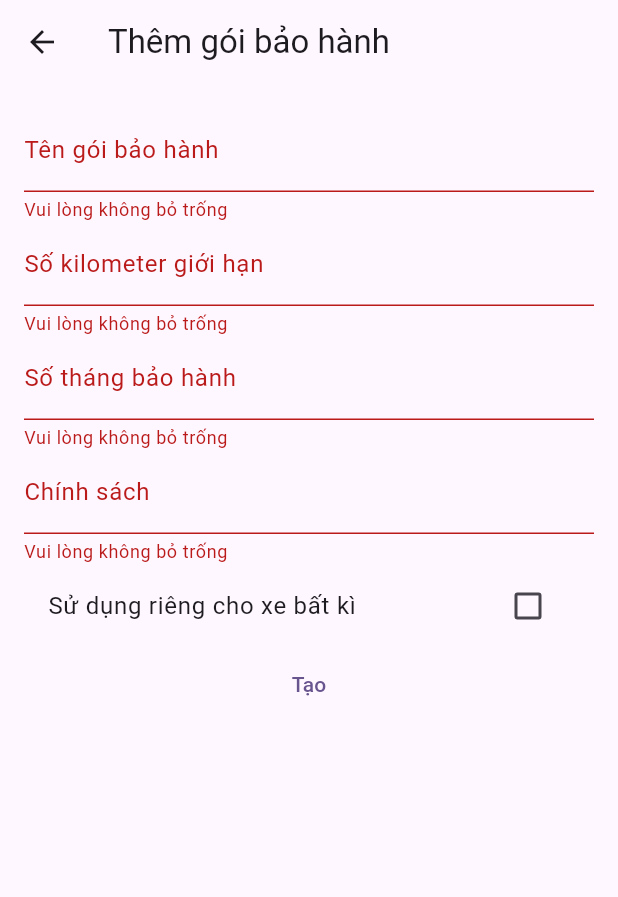
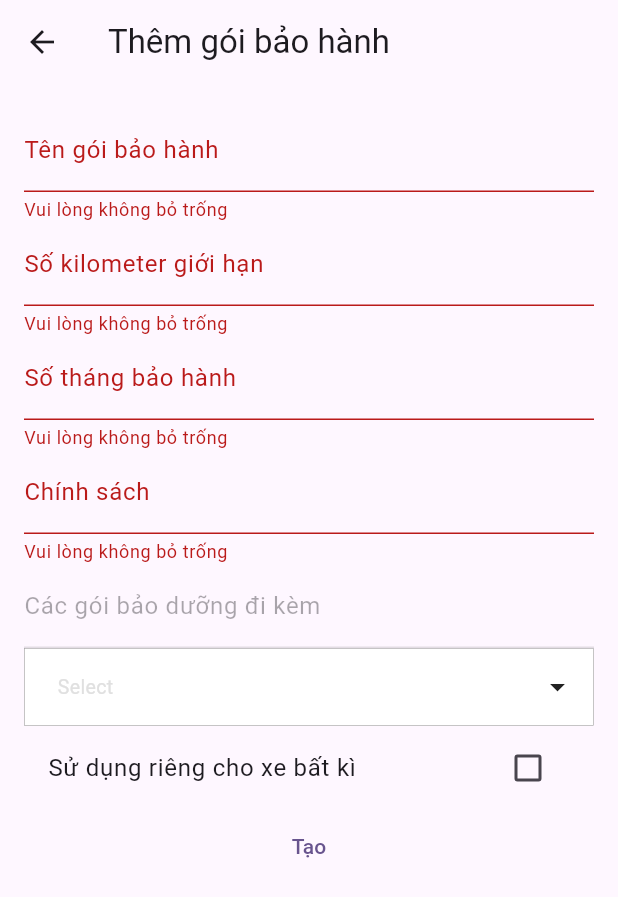
Before and after one commit to synguyencd3/KOXE-Mobile, a Flutter app: the WarrantyForm screen opened by its route, after a tap on "Tạo", on a phone screen of 412 x 824 dp. Shown: the top 897 px of the screen. Run offline on Flutter 3.47's test engine with Material 3 defaults, Android fonts, the phone set to English and light mode, and no system bars; drawn by our look-alikes of multi_dropdown; our stand-ins replace badges, carousel_slider, dotted_border, easy_debounce, easy_search_bar, file_picker and 18 more; missing offline and left inert: api_cache_manager, dart:ffi, flutter_facebook_auth, google_geocoding_api, http_retry, markdown and 2 more; accounts and stored records are empty; network calls fail; statements that could not run were skipped.

Commit message:
maintenance select

```diff
--- a/lib/config.dart
+++ b/lib/config.dart
@@ -61,6 +61,7 @@ class Config {
   static const String updateWarranty = '/warranty/update';
   static const String deleteWarranty = '/warranty/delete';
   static const String pushWarranty = '/warranty/push-warranty';
+  static const String addMaintencance = '/warranty/add-maintenance';
 
   //Google API
   static const String client_id =
--- a/lib/model/warranty_model.dart
+++ b/lib/model/warranty_model.dart
@@ -1,4 +1,6 @@
 
+
+import 'maintaince_model.dart';
 
 List<Warranty> warrantiesFromJson(dynamic str) =>
     List<Warranty>.from((str).map((x) => Warranty.fromJson(x)));
@@ -13,7 +15,10 @@ class Warranty {
   String? policy;
   String? note;
 //  Car? car;
- // Salon? salon;
+ // Salon?
+  List<MaintainceModel>? maintenance;
+
+
 
   Warranty(
       {this.warrantyId,
@@ -37,6 +42,7 @@ class Warranty {
     policy = json['policy'];
     note = json['note'];
    // salon = json['salon'] != null ? new Salon.fromJson(json['salon']) : null;
+    maintenance = maintainceFromJson(json['maintenance']);
   }
 
   Map<String, dynamic> toJson() {
@@ -48,6 +54,7 @@ class Warranty {
     data['limit_kilometer'] = this.limitKilometer ;
     data['months'] = this.months;
     data['policy'] = this.policy;
+    data['maintenance'] = this.maintenance;
    // data['carId'] = this.car?.id;
    // data['note'] = this.note;
     // if (this.salon != null) {
--- a/lib/pages/warranty/Warranty_form.dart
+++ b/lib/pages/warranty/Warranty_form.dart
@@ -1,9 +1,14 @@
+import 'dart:convert';
+
 import 'package:flutter/material.dart';
 import 'package:mobile/services/salon_service.dart';
 import 'package:mobile/services/warranty_service.dart';
+import 'package:multi_dropdown/multiselect_dropdown.dart';
 
 import '../../model/car_model.dart';
+import '../../model/maintaince_model.dart';
 import '../../model/warranty_model.dart';
+import '../../services/maintaince_service.dart';
 
 
 
@@ -37,6 +42,8 @@ class _WarrantyFormState extends State<WarrantyForm> {
  // late final _note = TextEditingController();
   bool _showDropdown = false;
   Car? _selectedCar;
+  List<MaintainceModel> maintainces = [];
+  final MultiSelectController _controller = MultiSelectController();
 
   Warranty? warranty;
 
@@ -45,6 +52,7 @@ class _WarrantyFormState extends State<WarrantyForm> {
     // TODO: implement initState
     super.initState();
     Future.delayed(Duration.zero, () {
+      getAllMaintainces();
       initWarranty();
       getCars();
     });
@@ -59,6 +67,13 @@ class _WarrantyFormState extends State<WarrantyForm> {
     });
   }
 
+  void getAllMaintainces() async {
+    List<MaintainceModel> maintaincesAPI =
+    await MaintainceService().getAllMaintainces();
+    print(maintaincesAPI.length);
+    maintainces = maintaincesAPI;
+  }
+
   void initWarranty() {
     try {
       var data = ModalRoute
@@ -67,7 +82,12 @@ class _WarrantyFormState extends State<WarrantyForm> {
           .arguments as Map;
       setState(() {
         warranty = data['warranty'];
+       // _controller.setOptions(warranty?.maintenance!.map((e) => ValueItem(label: e.name, value: e.id)).toList() ?? []);
+       _controller.setOptions(maintainces.map((e) => ValueItem(label: e.name, value: e.id)).toList());
+
+        _controller.setSelectedOptions()
       });
+      print(jsonEncode(warranty));
       _name.text = warranty?.name ?? "";
       _limitKilometers.text = warranty?.limitKilometer.toString() ?? "";
       _months.text = warranty?.months.toString() ?? "";
@@ -86,7 +106,8 @@ class _WarrantyFormState extends State<WarrantyForm> {
       policy: _policy.text,
    //   car: _selectedCar
     );
-    WarrantyService.updateWarranty(warrantyForm, warranty!.warrantyId!).then((value) {
+    var maintenanceList = _controller.selectedOptions.map((e) => e.value).toList();
+    WarrantyService.updateWarranty(warrantyForm, warranty!.warrantyId!, maintenanceList).then((value) {
       if (value!) {
         ScaffoldMessenger.of(context).showSnackBar(
             SnackBar(
@@ -116,7 +137,8 @@ class _WarrantyFormState extends State<WarrantyForm> {
      // car: _selectedCar
       //note: _note.text
     );
-    WarrantyService.NewWarranty(model).then((value) {
+    var maintenanceList = _controller.selectedOptions.map((e) => e.value).toList();
+    WarrantyService.NewWarranty(model, maintenanceList).then((value) {
       if (value!) {
         ScaffoldMessenger.of(context).showSnackBar(
             SnackBar(
@@ -194,6 +216,26 @@ class _WarrantyFormState extends State<WarrantyForm> {
                   },
 
                 ),
+                TextFormField(
+                  decoration: InputDecoration(labelText: 'Các gói bảo dưỡng đi kèm'),
+                  enabled: false,
+                  readOnly: true,
+                ),
+                MultiSelectDropDown(
+                  showClearIcon: true,
+                  controller: _controller,
+                  borderRadius: 0,
+
+                  onOptionSelected: (options) {
+                    debugPrint(options.toString());
+                  },
+                  options: maintainces.map((e) => ValueItem(label: e.name, value: e.id)).toList(),
+                  selectionType: SelectionType.multi,
+                  chipConfig: const ChipConfig(wrapType: WrapType.wrap),
+                  dropdownHeight: 300,
+                  optionTextStyle: const TextStyle(fontSize: 16),
+                  selectedOptionIcon: const Icon(Icons.check_circle),
+                ),
                 CheckboxListTile(
                   value: _showDropdown,
                   title: const Text('Sử dụng riêng cho xe bất kì'),
@@ -220,6 +262,7 @@ class _WarrantyFormState extends State<WarrantyForm> {
                   },
                 ) : Container(),
                 warranty == null ?
+
                 TextButton(
                   onPressed: () {
                     if (_formKey.currentState!.validate()) {
--- a/pubspec.yaml
+++ b/pubspec.yaml
@@ -64,6 +64,7 @@ dependencies:
   easy_debounce: ^2.0.3
   markdown: ^7.2.2
   intl: ^0.19.0
+  multi_dropdown: ^2.0.0
 
 dev_dependencies:
   flutter_test:
```
Also changed, not shown: lib/services/warranty_service.dart (+29 -2 lines), pubspec.lock.
